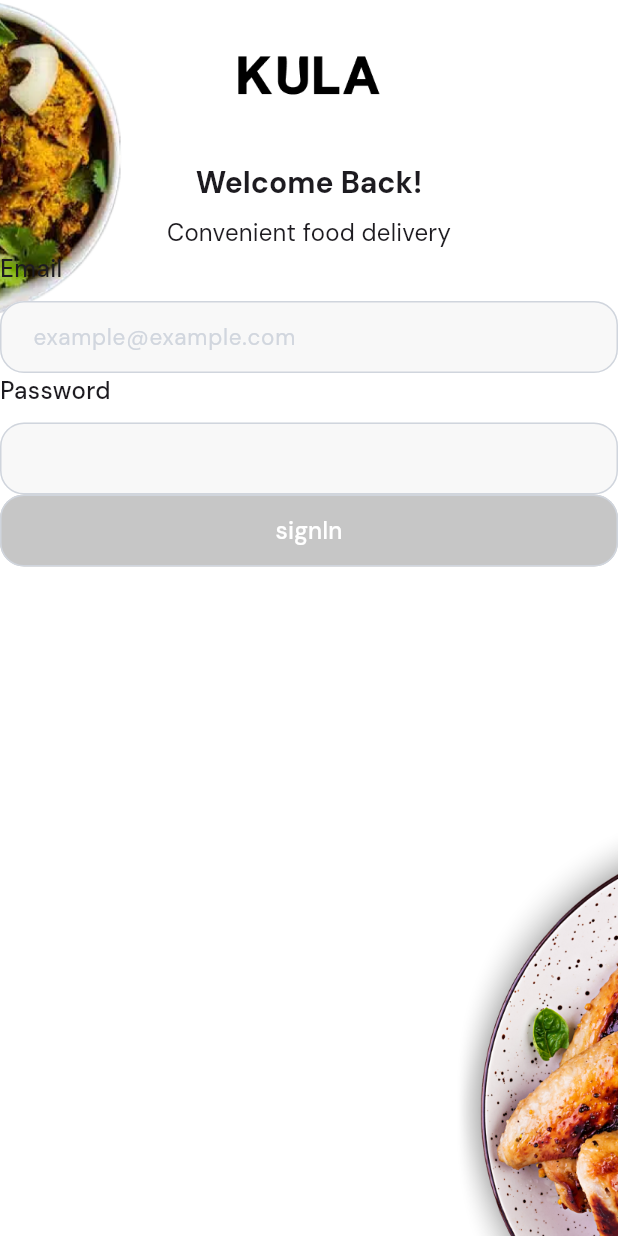
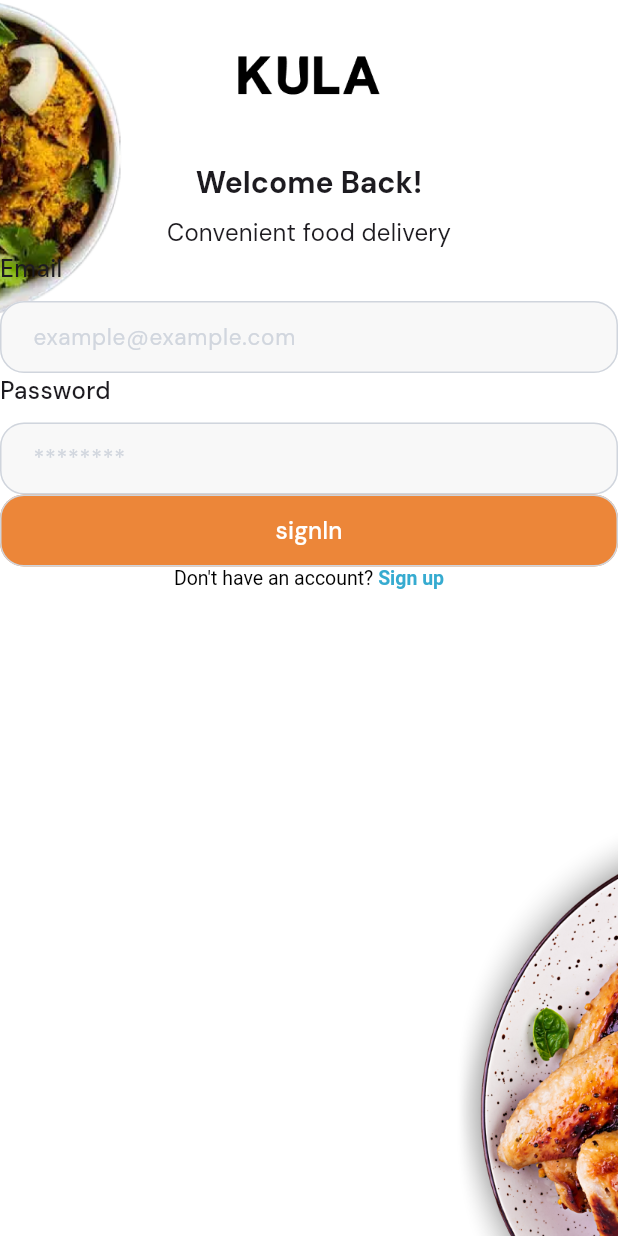
Before and after one commit to oyen-bright/kula, a Flutter app: the screen it shows after launch, on a phone screen of 412 x 824 dp. Run offline on Flutter 3.47's test engine with Material 3 defaults, Android fonts, the phone set to English and light mode, and no system bars; drawn by our look-alikes of flutter_animate; our stand-ins replace flutter_bloc, flutter_dotenv, flutter_screenutil, freezed_annotation, go_router, google_fonts and 2 more; accounts and stored records are empty.

Commit message:
login welcome view created

```diff
--- a/lib/config/app_routes.dart
+++ b/lib/config/app_routes.dart
@@ -10,6 +10,7 @@ class AppRoutes {
   static const String root = '/';
   static const String splash = '/splash';
   static const String login = '/login';
+  static const String loginWelcome = '$login/welcome';
   static const String onBoarding = '/onboarding';
 
   static const String home = '/';
--- a/lib/router/app_router.dart
+++ b/lib/router/app_router.dart
@@ -6,8 +6,10 @@ import 'package:flutter/material.dart';
 import 'package:go_router/go_router.dart';
 import 'package:kula/config/app_routes.dart';
 import 'package:kula/ui/views/authentication/login/login_view.dart';
+import 'package:kula/ui/views/authentication/login/login_welcome_view.dart';
 import 'package:kula/ui/views/bottom_navigator/bottom_navigator.dart';
 import 'package:kula/ui/views/splash/splash_view.dart';
+import 'package:kula/utils/subpart_route_util.dart';
 
 part './routes/cart_routes.dart';
 part './routes/general_routes.dart';
--- a/lib/router/routes/general_routes.dart
+++ b/lib/router/routes/general_routes.dart
@@ -31,6 +31,17 @@ class General {
             state: state,
           );
         },
+        routes: [
+          GoRoute(
+            parentNavigatorKey: AppRouter.parentNavigatorKey,
+            path: routeSubPath(AppRoutes.loginWelcome),
+            pageBuilder: (context, state) {
+              return AppRouter.setupPage(
+                child: const LoginWelcomeView(),
+                state: state,
+              );
+            },
           ),
+        ]),
   ];
 }
--- a/lib/themes/app_colors.dart
+++ b/lib/themes/app_colors.dart
@@ -17,4 +17,6 @@ class AppColors {
   static const inputFieldStrokeColor = Color(0xFFD0D5DD);
   static const inputFieldHintTextColor = Color(0xFFD1D6DE);
   static const disabledColor = Color(0xFFC6C6C6);
+
+  static const hyperLinkColor = Color(0xFF36ABD0);
 }
--- /dev/null
+++ b/lib/ui/views/authentication/login/constants/strings.dart
@@ -0,0 +1,15 @@
+part of '../login_view.dart';
+
+class Strings {
+  const Strings._();
+
+  static const String welcomeBack = "Welcome Back!";
+  static const String convenientDelivery = "Convenient food delivery";
+  static const String email = "Email";
+  static const String emailHint = "example@example.com";
+  static const String password = "Password";
+  static const String passwordHint = "********";
+  static const String signInButton = "signIn";
+  static const String signUpText = "Don't have an account? ";
+  static const String signUpLink = "Sign up";
+}
--- a/lib/ui/views/authentication/login/login_view.dart
+++ b/lib/ui/views/authentication/login/login_view.dart
@@ -1,18 +1,31 @@
+library login_view;
+
+import 'package:flutter/gestures.dart';
 import 'package:flutter/material.dart';
 import 'package:flutter_screenutil/flutter_screenutil.dart';
+import 'package:kula/config/app_routes.dart';
 import 'package:kula/extensions/context.dart';
+import 'package:kula/router/app_router.dart';
+import 'package:kula/themes/app_colors.dart';
 import 'package:kula/themes/app_images.dart';
 import 'package:kula/ui/components/buttons/elevated_button.dart';
 import 'package:kula/ui/components/inputs/text_field_input.dart';
 import 'package:kula/ui/components/wrappers/authentication_wrapper.dart';
 import 'package:kula/utils/enums.dart';
 
+part 'constants/strings.dart';
+
 class LoginView extends StatelessWidget {
   const LoginView({super.key});
 
   @override
   Widget build(BuildContext context) {
+    void signUp() {
+      //TODO:navigate to signup
+    }
+
     return AuthenticationWrapper(
+      wrapperBackgroundImage: WrapperBackgroundImage.two,
       wrapperBackgroundImageSize: WrapperBackgroundImageSize.large,
       body: SingleChildScrollView(
         child: SafeArea(
@@ -33,7 +46,7 @@ class LoginView extends StatelessWidget {
                 height: 40,
               ),
               Text(
-                "Welcome Back!",
+                Strings.welcomeBack,
                 textAlign: TextAlign.center,
                 style: context.textTheme.titleLarge
                     ?.copyWith(fontSize: 20, fontWeight: FontWeight.w700),
@@ -42,21 +55,40 @@ class LoginView extends StatelessWidget {
                 height: 10,
               ),
               Text(
-                "Convenient food delivery",
+                Strings.convenientDelivery,
                 textAlign: TextAlign.center,
                 style: context.textTheme.titleMedium
                     ?.copyWith(fontSize: 16, fontWeight: FontWeight.w400),
               ),
               AppTextField(
-                fieldTitle: "Email",
-                hintText: "example@example.com",
+                fieldTitle: Strings.email,
+                hintText: Strings.emailHint,
               ),
               AppTextField(
-                fieldTitle: "Password",
+                fieldTitle: Strings.password,
+                hintText: Strings.passwordHint,
               ),
-              const AppElevatedButton(
+              AppElevatedButton(
                 elevation: 0,
-                title: "signIn",
+                onPressed: () => AppRouter.router.push(AppRoutes.loginWelcome),
+                title: Strings.signInButton,
+              ),
+              RichText(
+                textAlign: TextAlign.center,
+                text: TextSpan(
+                  text: Strings.signUpText,
+                  style: const TextStyle(color: Colors.black, fontSize: 13),
+                  children: [
+                    TextSpan(
+                      text: Strings.signUpLink,
+                      style: const TextStyle(
+                          color: AppColors.hyperLinkColor,
+                          fontSize: 13,
+                          fontWeight: FontWeight.bold),
+                      recognizer: TapGestureRecognizer()..onTap = signUp,
+                    ),
+                  ],
+                ),
               )
             ],
           ),
```
Also changed, not shown: lib/ui/views/authentication/login/login_welcome_view.dart (added, +53 -0 lines), lib/utils/subpart_route_util.dart (added, +8 -0 lines). Lines whose indentation alone changed are shown as unchanged.
